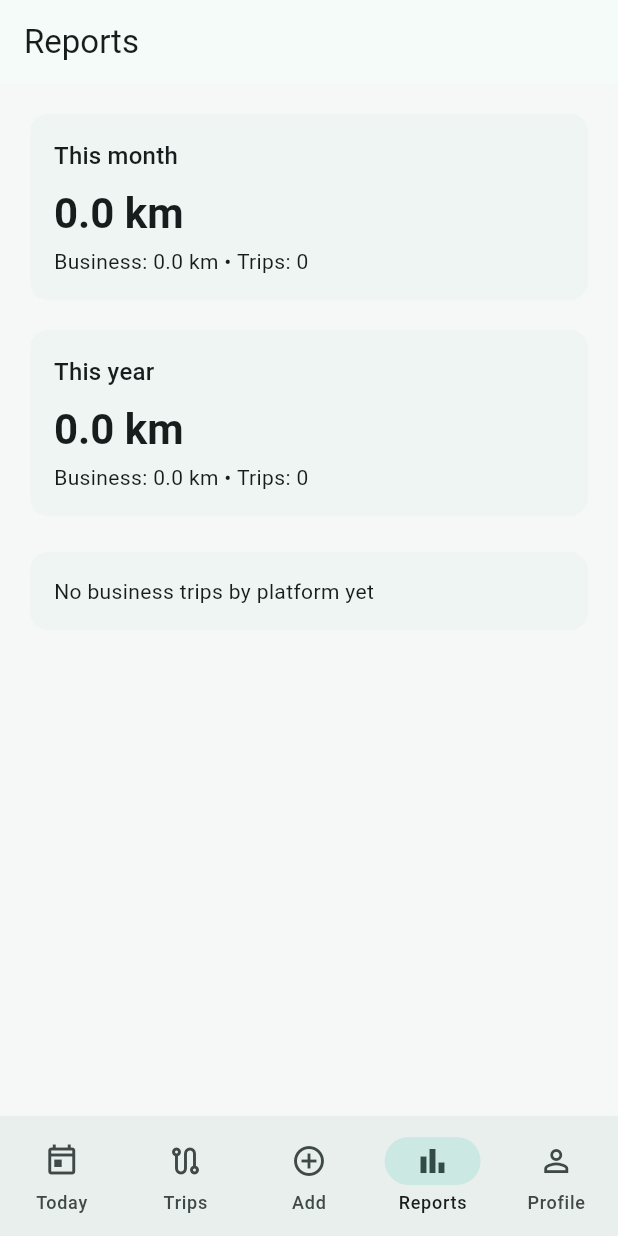
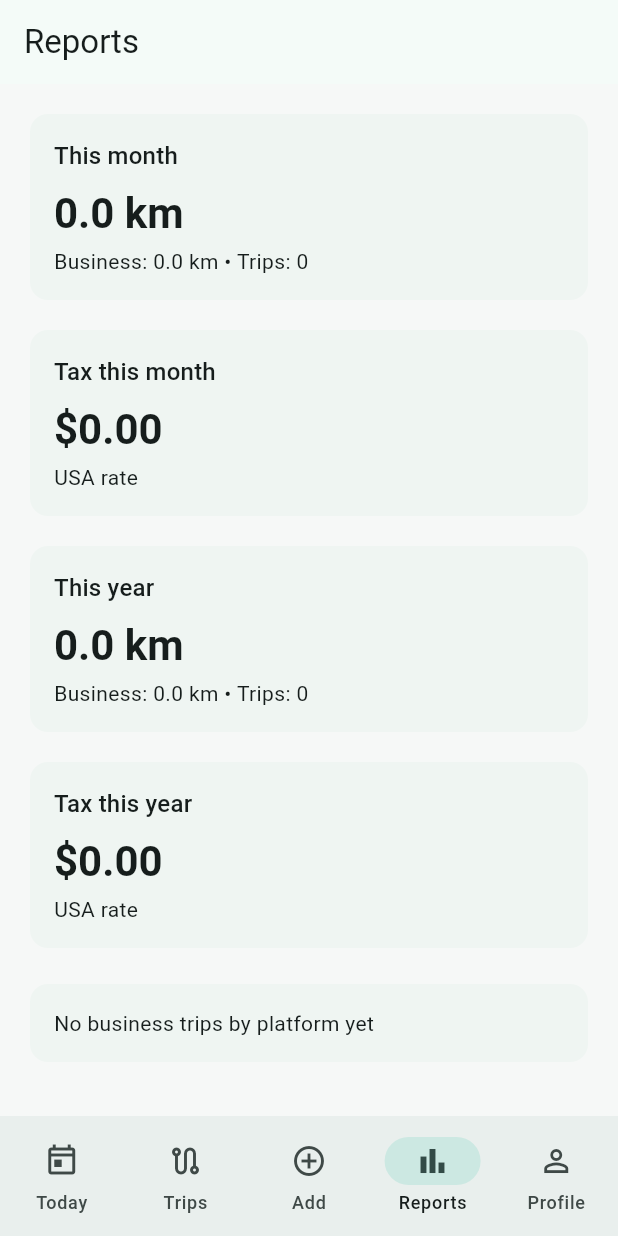
Before and after one commit to MarV-IT/Route-Mint-App, a Flutter app: the screen it shows after launch, item 4 of the bottom bar chosen, on a phone screen of 412 x 824 dp. Run offline on Flutter 3.47's test engine with Material 3 defaults, Android fonts, the light colour scheme and no system bars; our stand-ins replace shared_preferences.

Commit message:
Add country-based tax calculations to reports

```diff
--- a/lib/features/reports/reports_screen.dart
+++ b/lib/features/reports/reports_screen.dart
@@ -5,6 +5,8 @@ import '../../shared/utils/distance_utils.dart';
 import '../../shared/widgets/summary_card.dart';
 import '../trips/models/trip.dart';
 import '../trips/services/trip_service.dart';
+import '../../core/tax/tax_service.dart';
+import '../../core/storage/settings_service.dart';
 
 class ReportsScreen extends StatefulWidget {
   final AppStrings strings;
@@ -34,6 +36,13 @@ class _ReportsScreenState extends State<ReportsScreen> {
 
   Map<String, double> _monthPlatformBreakdown = {};
 
+  final _taxService = TaxService();
+  final _settingsService = SettingsService();
+
+  double _monthTax = 0;
+  double _yearTax = 0;
+  Country _country = Country.usa;
+
   @override
   void initState() {
     super.initState();
@@ -43,6 +52,7 @@ class _ReportsScreenState extends State<ReportsScreen> {
   Future<void> _loadReports() async {
     final allTrips = await _tripService.loadTrips();
     final now = DateTime.now();
+    final country = await _settingsService.loadCountry();
 
     final monthTrips = allTrips.where((trip) {
       return trip.date.year == now.year && trip.date.month == now.month;
@@ -81,6 +91,11 @@ class _ReportsScreenState extends State<ReportsScreen> {
         yearBusiness += trip.distance;
       }
     }
+    final monthTax =
+       _taxService.calculateTaxFromKm(monthBusiness, country);
+
+    final yearTax =
+       _taxService.calculateTaxFromKm(yearBusiness, country);
 
     if (!mounted) return;
 
@@ -92,6 +107,9 @@ class _ReportsScreenState extends State<ReportsScreen> {
       _yearTotalDistance = yearTotal;
       _yearBusinessDistance = yearBusiness;
       _monthPlatformBreakdown = monthBreakdown;
+      _monthTax = monthTax;
+      _yearTax = yearTax;
+      _country = country;
     });
   }
 
@@ -113,6 +131,14 @@ class _ReportsScreenState extends State<ReportsScreen> {
             subtitle:
                 'Business: ${formatDistance(_monthBusinessDistance, widget.unit)} • Trips: ${_monthTrips.length}',
           ),
+
+          const SizedBox(height: 12),
+          SummaryCard(
+            title: 'Tax this month',
+            value: '\$${_monthTax.toStringAsFixed(2)}',
+            subtitle: _country == Country.usa ? 'USA rate' : 'Canada rate',
+          ),
+
           const SizedBox(height: 12),
           SummaryCard(
             title: 'This year',
@@ -120,6 +146,13 @@ class _ReportsScreenState extends State<ReportsScreen> {
             subtitle:
                 'Business: ${formatDistance(_yearBusinessDistance, widget.unit)} • Trips: ${_yearTrips.length}',
           ),
+          const SizedBox(height: 12),
+          SummaryCard(
+            title: 'Tax this year',
+            value: '\$${_yearTax.toStringAsFixed(2)}',
+            subtitle: _country == Country.usa ? 'USA rate' : 'Canada rate',
+          ),
+
           const SizedBox(height: 16),
           Card(
             elevation: 0,
```
